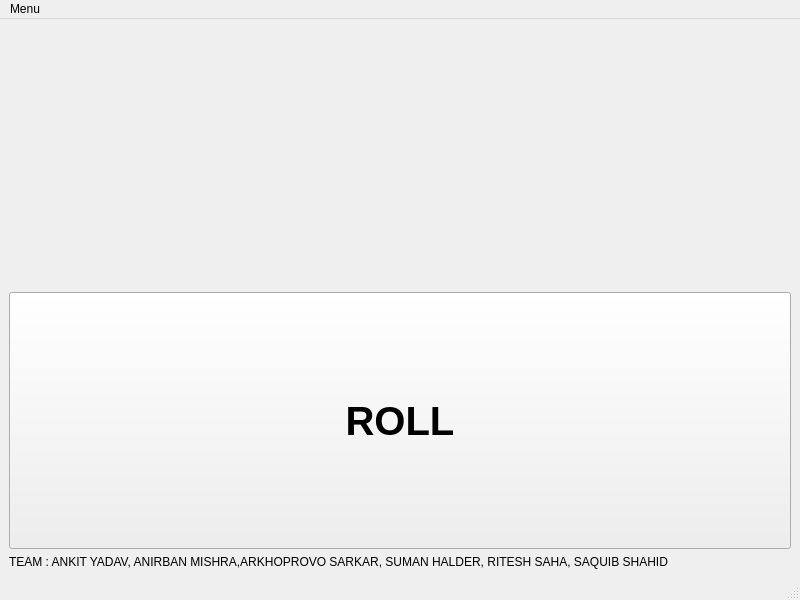
The window that dice.ui (ankydv/Dice-Simulator) describes before a commit, drawn with Qt 5.
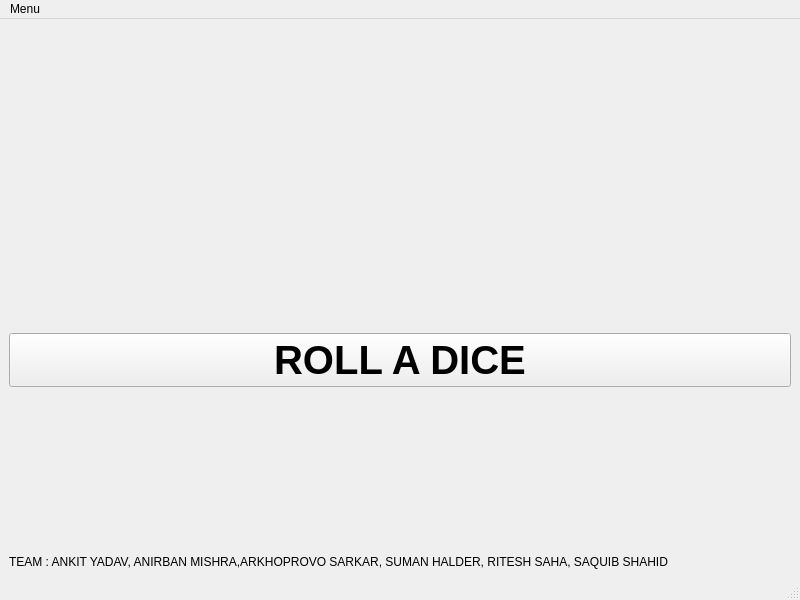
The same window after the commit. Icons and pictures are not drawn.

Commit message: Fixed vertical alignment

```diff
--- a/dice.ui
+++ b/dice.ui
@@ -26,7 +26,7 @@
   </property>
   <widget class="QWidget" name="centralwidget">
    <layout class="QVBoxLayout" name="verticalLayout">
-    <item>
+    <item alignment="Qt::AlignHCenter|Qt::AlignVCenter">
      <widget class="QLabel" name="label">
       <property name="sizePolicy">
        <sizepolicy hsizetype="Expanding" vsizetype="Expanding">
@@ -39,7 +39,7 @@
       </property>
      </widget>
     </item>
-    <item>
+    <item alignment="Qt::AlignBottom">
      <widget class="QPushButton" name="pushButton">
       <property name="sizePolicy">
        <sizepolicy hsizetype="Expanding" vsizetype="Expanding">
@@ -54,11 +54,11 @@
        </font>
       </property>
       <property name="text">
-       <string>ROLL</string>
+       <string>ROLL A DICE</string>
       </property>
      </widget>
     </item>
-    <item>
+    <item alignment="Qt::AlignBottom">
      <widget class="QLabel" name="label_2">
       <property name="text">
        <string>TEAM : ANKIT YADAV, ANIRBAN MISHRA,ARKHOPROVO SARKAR, SUMAN HALDER, RITESH SAHA, SAQUIB SHAHID</string>
```
